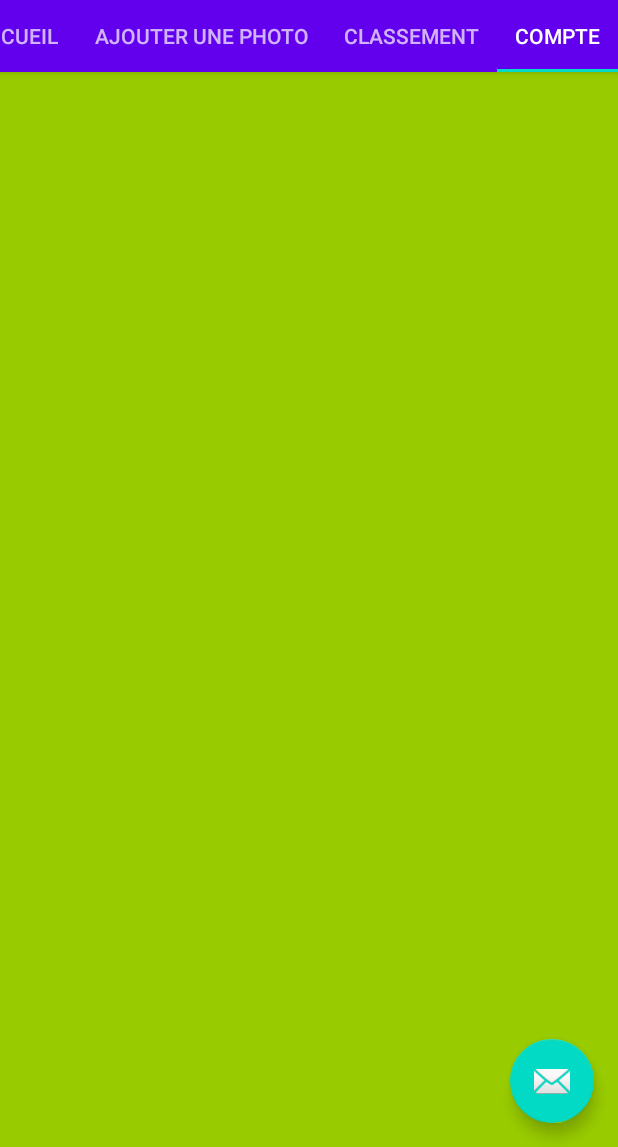
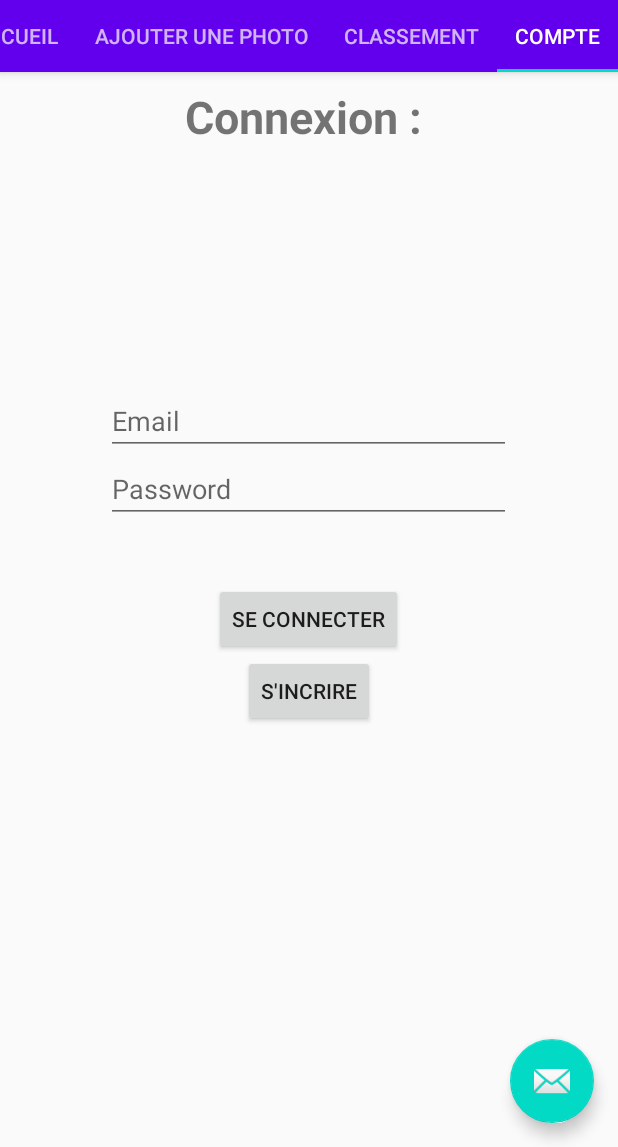
Before and after one commit to ThomasDspl/Projet-M1-TNSI, an Android app: the screen it shows after launch (MainActivity), tab 4 chosen, on a phone screen of 412 x 824 dp, the part 89-1236 px from its top. Run offline under Robolectric (Android 15) with nearby library versions, the phone set to English and light mode, and no system bars; 1 statement that could not run was skipped.

Commit message:
Onglet Connexion

```diff
--- a/AppMobile/app/src/main/res/layout/activity_register.xml
+++ b/AppMobile/app/src/main/res/layout/activity_register.xml
@@ -42,7 +42,7 @@
         android:layout_marginStart="24dp"
         android:layout_marginTop="8dp"
         android:layout_marginEnd="24dp"
-        android:hint="@string/prompt_pseudo"
+        android:hint="@string/prompt_username"
         android:imeActionLabel="@string/action_sign_in_short"
         android:imeOptions="actionDone"
         android:inputType="text"
--- a/AppMobile/app/src/main/res/layout/fragment_compte.xml
+++ b/AppMobile/app/src/main/res/layout/fragment_compte.xml
@@ -1,7 +1,67 @@
 <?xml version="1.0" encoding="utf-8"?>
-<androidx.constraintlayout.widget.ConstraintLayout
-    xmlns:android="http://schemas.android.com/apk/res/android" android:layout_width="match_parent"
-    android:layout_height="match_parent"
-    android:background="@android:color/holo_green_light">
+    <RelativeLayout xmlns:android="http://schemas.android.com/apk/res/android"
+        xmlns:app="http://schemas.android.com/apk/res-auto"
+        xmlns:tools="http://schemas.android.com/tools"
+        android:layout_width="match_parent"
+        android:layout_height="match_parent"
+        android:id="@+id/fragment_compte"
 
-</androidx.constraintlayout.widget.ConstraintLayout>
+        >
+        <TextView
+            android:id="@+id/text_connexion"
+            android:layout_width="wrap_content"
+            android:layout_height="60dp"
+            android:layout_marginStart="130dp"
+            android:layout_marginLeft="150dp"
+            android:layout_marginEnd="30dp"
+            android:layout_marginRight="150dp"
+            android:gravity="center"
+            android:text="Connexion : "
+            android:textSize="30sp"
+            android:textStyle="bold"
+            android:layout_centerHorizontal="true" />
+
+
+    <EditText
+        android:id="@+id/editmail_connexion"
+        android:layout_width="270dp"
+        android:layout_height="wrap_content"
+        android:layout_below="@+id/text_connexion"
+        android:layout_centerInParent="true"
+        android:layout_marginTop="150dp"
+        android:ems="10"
+        android:hint="@string/prompt_email"
+        android:inputType="textEmailAddress" />
+
+
+    <EditText
+        android:id="@+id/editmdp_connexion"
+        android:layout_width="270dp"
+        android:layout_height="wrap_content"
+        android:layout_below="@+id/editmail_connexion"
+        android:layout_centerHorizontal="true"
+        android:ems="10"
+        android:hint="@string/prompt_password"
+        android:inputType="textPassword" />
+
+    <Button
+            android:id="@+id/btn_connecter"
+            android:layout_centerHorizontal="true"
+            android:layout_width="wrap_content"
+            android:layout_height="wrap_content"
+            android:text="Se connecter"
+            android:layout_below="@+id/editmdp_connexion"
+            android:layout_marginTop="40dp"
+            />
+
+        <Button
+
+            android:layout_width="wrap_content"
+            android:layout_centerHorizontal="true"
+            android:text="S'incrire"
+            android:layout_height="wrap_content"
+            android:layout_below="@+id/btn_connecter"
+            android:layout_marginTop="0dp"
+            />
+
+    </RelativeLayout>
--- a/AppMobile/app/src/main/res/values/strings.xml
+++ b/AppMobile/app/src/main/res/values/strings.xml
@@ -8,12 +8,14 @@
     <string name="title_activity_register">Sign in</string>
     <string name="prompt_email">Email</string>
     <string name="prompt_password">Password</string>
+    <string name="prompt_username">Username</string>
     <string name="prompt_password2">Confirm Password</string>
-    <string name="prompt_pseudo">Pseudo</string>
     <string name="action_sign_in">Register</string>
     <string name="action_sign_in_short">Sign in</string>
     <string name="welcome">"Welcome !"</string>
     <string name="invalid_username">Not a valid username</string>
     <string name="invalid_password">Password must be >5 characters</string>
     <string name="login_failed">"Login failed"</string>
+    <string name="messageWithLink"><a href="fragment_compte.xml">Connectez vous</a></string>
+
 </resources>
```
Also changed, not shown: AppMobile/app/src/main/java/com/example/appmobile/RegisterActivity.java (+4 -4 lines), AppMobile/app/src/main/res/layout/fragment_photo.xml (+19 -24 lines).
